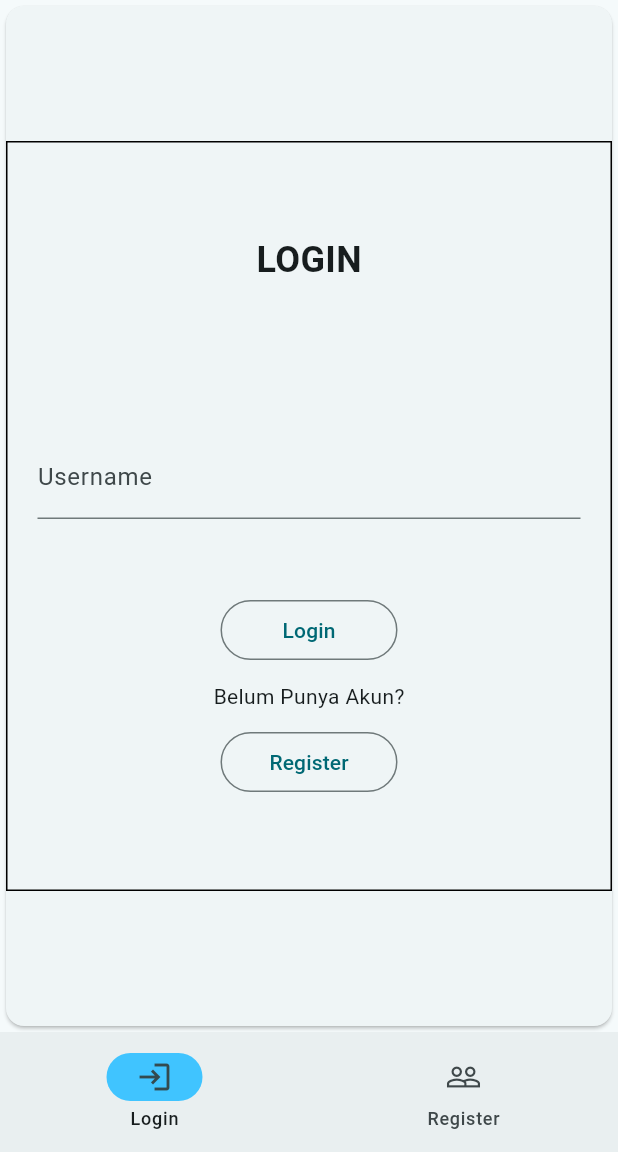
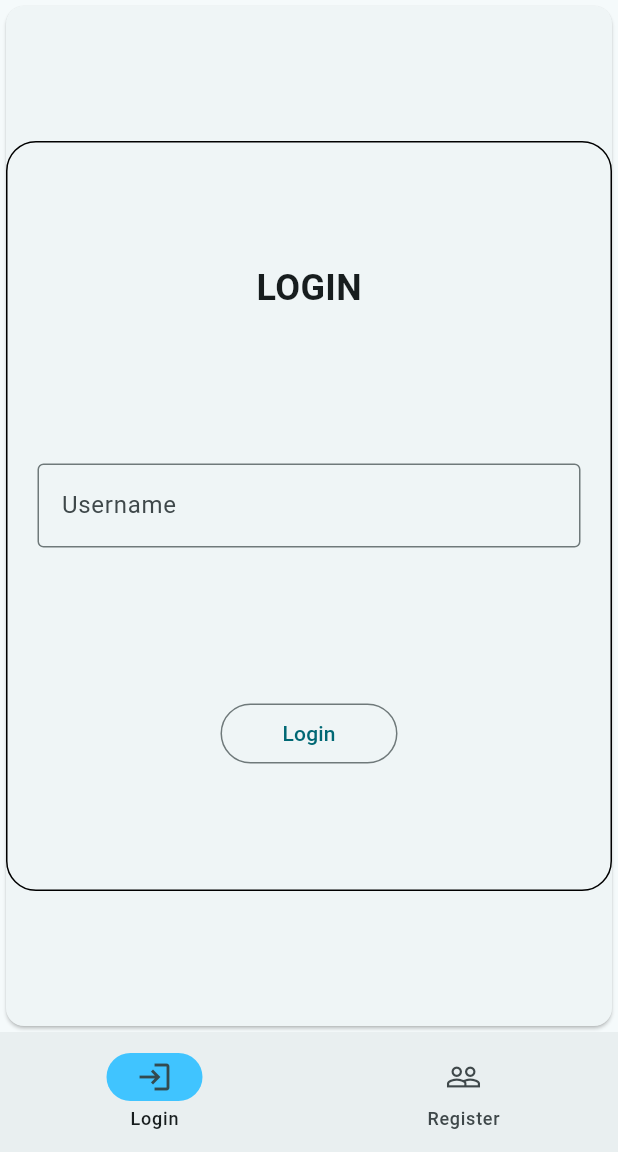
Before and after one commit to ilhams16/mini_project_chat, a Flutter app: the screen it shows after launch, on a phone screen of 412 x 824 dp, the part 84-1236 px from its top. Run offline on Flutter 3.47's test engine with Material 3 defaults, Android fonts, the phone set to English and light mode, and no system bars.

Commit message:
Upload by Ilham Setyawan

```diff
--- a/lib/presentation/login_page.dart
+++ b/lib/presentation/login_page.dart
@@ -45,8 +45,10 @@ class _LoginPageState extends State<LoginPage> {
               height: 500,
               width: 500,
               padding: EdgeInsets.all(20),
-              decoration:
-                  BoxDecoration(border: Border.all(style: BorderStyle.solid)),
+              decoration: BoxDecoration(
+                  color: Colors.transparent,
+                  border: Border.all(style: BorderStyle.solid),
+                  borderRadius: BorderRadius.all(Radius.circular(20))),
               child: Column(
                 mainAxisAlignment: MainAxisAlignment.center,
                 children: [
@@ -60,10 +62,12 @@ class _LoginPageState extends State<LoginPage> {
                   TextFormField(
                     controller: _usernameController,
                     decoration: InputDecoration(
-                        label: Text("Username"), hintText: "Masukkan Username"),
+                        border: OutlineInputBorder(),
+                        label: Text("Username"),
+                        hintText: "Masukkan Username"),
                   ),
                   SizedBox(
-                    height: 50,
+                    height: 100,
                   ),
                   OutlinedButton(
                       onPressed: () {
@@ -80,12 +84,41 @@ class _LoginPageState extends State<LoginPage> {
                           child: Text("Login"),
                         ),
                       )),
+                ],
+              ),
+            ),
+          ),
+        ),
+
+        /// Registration page
+        Card(
+          child: Center(
+            child: Container(
+              height: 500,
+              width: 500,
+              padding: EdgeInsets.all(20),
+              decoration: BoxDecoration(
+                  border: Border.all(style: BorderStyle.solid),
+                  borderRadius: BorderRadius.all(Radius.circular(20))),
+              child: Column(
+                mainAxisAlignment: MainAxisAlignment.center,
+                children: [
+                  Text(
+                    "REGISTER",
+                    style: TextStyle(fontSize: 24, fontWeight: FontWeight.bold),
+                  ),
                   SizedBox(
-                    height: 10,
+                    height: 100,
                   ),
-                  Text("Belum Punya Akun?"),
+                  TextFormField(
+                    controller: _usernameController,
+                    decoration: InputDecoration(
+                        border: OutlineInputBorder(),
+                        label: Text("Username"),
+                        hintText: "Masukkan Username"),
+                  ),
                   SizedBox(
-                    height: 10,
+                    height: 100,
                   ),
                   OutlinedButton(
                       onPressed: () {},
@@ -101,64 +134,6 @@ class _LoginPageState extends State<LoginPage> {
             ),
           ),
         ),
-
-        /// Registration page
-        Card(
-          child: Center(
-            child: Container(
-              height: 500,
-              width: 500,
-              padding: EdgeInsets.all(20),
-              decoration:
-                  BoxDecoration(border: Border.all(style: BorderStyle.solid)),
-              child: Column(
-                mainAxisAlignment: MainAxisAlignment.center,
-                children: [
-                  Text(
-                    "REGISTER",
-                    style: TextStyle(fontSize: 24, fontWeight: FontWeight.bold),
-                  ),
-                  SizedBox(
-                    height: 100,
-                  ),
-                  TextFormField(
-                    controller: _usernameController,
-                    decoration: InputDecoration(
-                        label: Text("Username"), hintText: "Masukkan Username"),
-                  ),
-                  SizedBox(
-                    height: 50,
-                  ),
-                  OutlinedButton(
-                      onPressed: () {},
-                      child: Container(
-                        padding: EdgeInsets.all(5),
-                        width: 70,
-                        child: Center(
-                          child: Text("Register"),
-                        ),
-                      )),
-                  SizedBox(
-                    height: 10,
-                  ),
-                  Text("Sudah Punya Akun?"),
-                  SizedBox(
-                    height: 10,
-                  ),
-                  OutlinedButton(
-                      onPressed: () {},
-                      child: Container(
-                        padding: EdgeInsets.all(5),
-                        width: 70,
-                        child: Center(
-                          child: Text("Login"),
-                        ),
-                      )),
-                ],
-              ),
-            ),
-          ),
-        ),
       ][currentPageIndex],
     );
   }
```
Also changed, not shown: lib/presentation/chat_page.dart (+9 -13 lines), lib/presentation/home_page.dart (+47 -3 lines).
